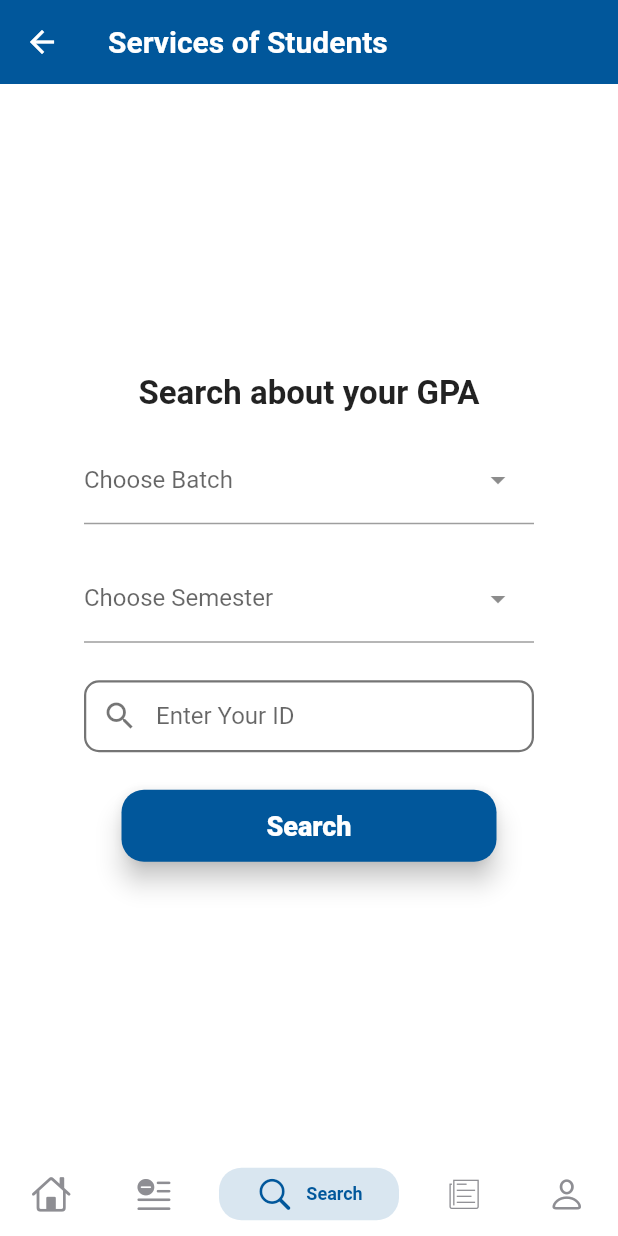
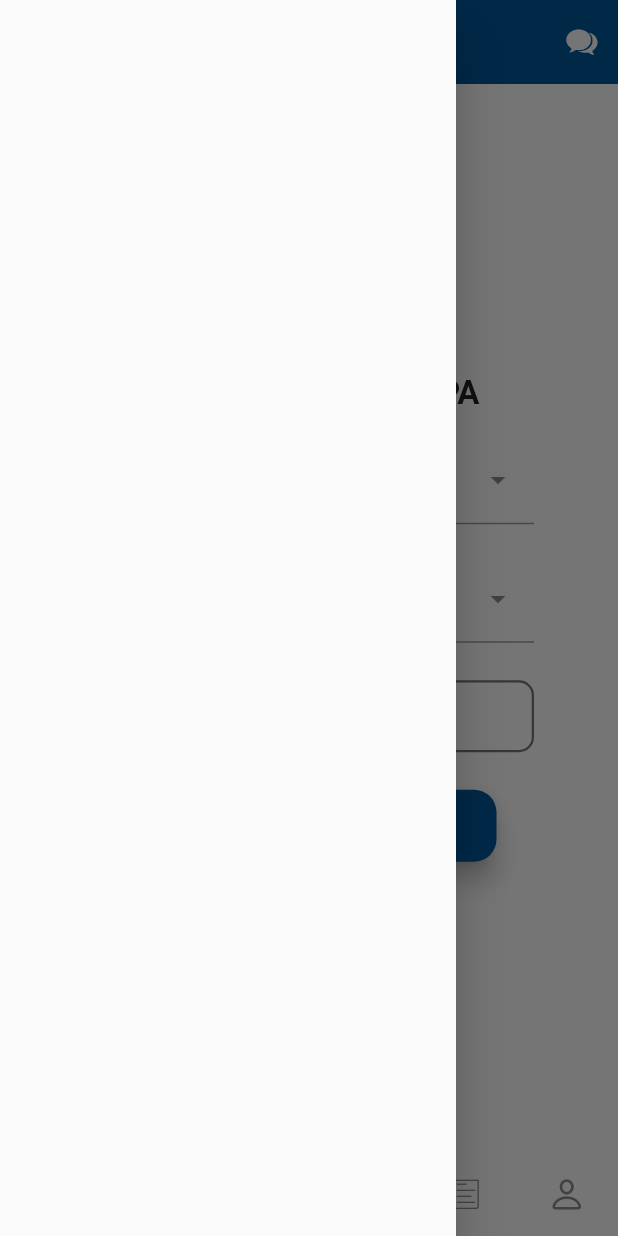
Before and after one commit to abdullahAabu-kuffa/Student-Services, a Flutter app: the MainPage screen opened by its route, item 3 of the bottom bar chosen, with the side drawer open (before the commit the screen has no drawer), on a phone screen of 412 x 824 dp. Run offline on Flutter 3.47's test engine with Material 2 defaults, Android fonts, the phone set to English and light mode, and no system bars; drawn by our look-alikes of dropdown_search, persistent_bottom_nav_bar; our stand-ins replace firebase_auth, firebase_core, modal_progress_hud_nsn; accounts and stored records are empty.

Commit message:
Adding searchPage

```diff
--- a/lib/Auth/logInScreen.dart
+++ b/lib/Auth/logInScreen.dart
@@ -159,7 +159,7 @@ class _LogInState extends State<LogIn> {
                     width: 200,
                   );
                   ScaffoldMessenger.of(context).showSnackBar(snackBar);
-                  Navigator.of(context).pushReplacementNamed('mainPage');
+                  Navigator.of(context).pushNamed('mainPage');
                 } on SocketException {
                   print("error connection");
                 } catch (e) {
--- a/lib/MainPage/mainPage.dart
+++ b/lib/MainPage/mainPage.dart
@@ -29,7 +29,13 @@ class _MainPageState extends State<MainPage> {
         ),
         elevation: 0,
         backgroundColor: mainColor,
+        actions: [
+          IconButton(
+              onPressed: () {},
+              icon: const Icon(CupertinoIcons.chat_bubble_2_fill))
+        ],
       ),
+      drawer: const Drawer(),
       body: PersistentTabView(
         context,
         controller: _controller,
--- a/lib/MainPage/searchPage.dart
+++ b/lib/MainPage/searchPage.dart
@@ -16,6 +16,7 @@ class _SearchPageState extends State<SearchPage> {
   @override
   Widget build(BuildContext context) {
     return Scaffold(
+      backgroundColor: Colors.white,
       body: Column(
         mainAxisAlignment: MainAxisAlignment.center,
         children: [
```
Also changed, not shown: lib/main.dart (+4 -4 lines), 3 other files.
